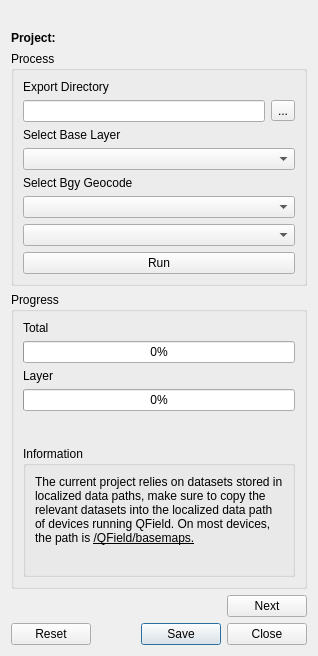
Old version of the form ui/package_dialog.ui in the repository Geotags-GMD/auqcbms.
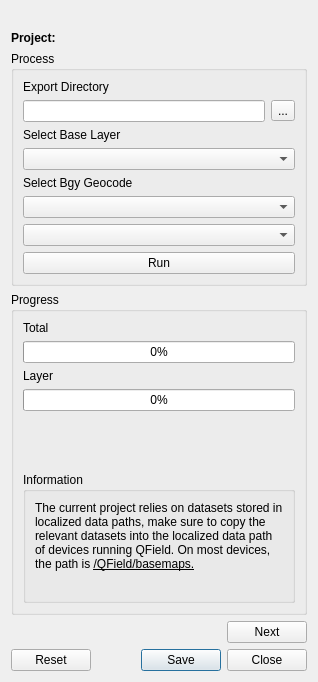
New version of the form. Icons and pictures are not drawn.

```diff
--- a/ui/package_dialog.ui
+++ b/ui/package_dialog.ui
@@ -7,7 +7,7 @@
     <x>0</x>
     <y>0</y>
     <width>318</width>
-    <height>656</height>
+    <height>682</height>
    </rect>
   </property>
   <property name="windowTitle">
```
Left out of the diff: 2 changed lines with no effect on the pictures.
